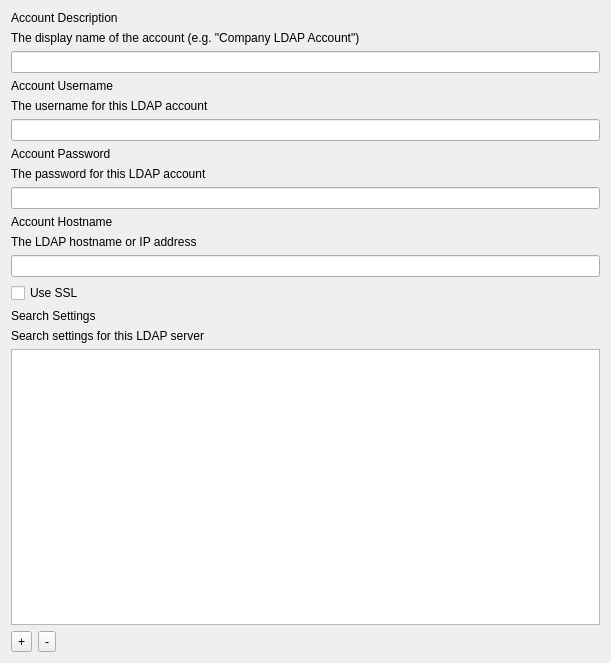
Before: the Qt Designer form FWAdminLib/Configurator/LDAPForm.ui in fw-dev/translations, drawn with Qt 5.
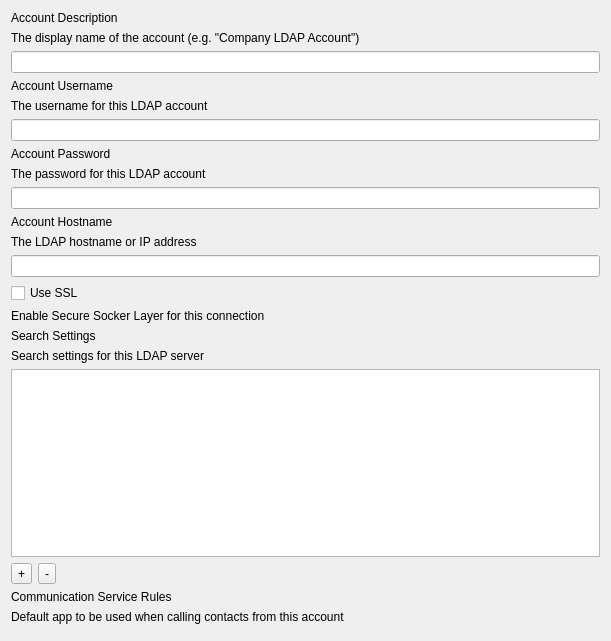
After: the same form once the commit is applied. Custom widgets are drawn as their Qt base class.

The edit to the form file:
```diff
--- a/FWAdminLib/Configurator/LDAPForm.ui
+++ b/FWAdminLib/Configurator/LDAPForm.ui
@@ -7,13 +7,16 @@
     <x>0</x>
     <y>0</y>
     <width>611</width>
-    <height>663</height>
+    <height>641</height>
    </rect>
   </property>
   <property name="windowTitle">
    <string>Form</string>
   </property>
   <layout class="QGridLayout" name="gridLayout">
+   <item row="11" column="0">
+    <widget class="QLineEdit" name="HostnameField"/>
+   </item>
    <item row="0" column="0">
     <widget class="QLabel" name="DescriptionTitle">
      <property name="text">
@@ -21,18 +24,36 @@
      </property>
     </widget>
    </item>
-   <item row="1" column="0">
-    <widget class="QLabel" name="lTipDescription">
-     <property name="text">
-      <string>The display name of the account (e.g. &quot;Company LDAP Account&quot;)</string>
-     </property>
-     <property name="wordWrap">
-      <bool>true</bool>
-     </property>
-    </widget>
-   </item>
-   <item row="2" column="0">
-    <widget class="QLineEdit" name="DescriptionField"/>
+   <item row="17" column="0">
+    <layout class="QHBoxLayout" name="horizontalLayout">
+     <item>
+      <widget class="QToolButton" name="addSearchSetting">
+       <property name="text">
+        <string>+</string>
+       </property>
+      </widget>
+     </item>
+     <item>
+      <widget class="QToolButton" name="removeSearchSetting">
+       <property name="text">
+        <string>-</string>
+       </property>
+      </widget>
+     </item>
+     <item>
+      <spacer name="horizontalSpacer">
+       <property name="orientation">
+        <enum>Qt::Horizontal</enum>
+       </property>
+       <property name="sizeHint" stdset="0">
+        <size>
+         <width>40</width>
+         <height>20</height>
+        </size>
+       </property>
+      </spacer>
+     </item>
+    </layout>
    </item>
    <item row="3" column="0">
     <widget class="QLabel" name="UsernameTitle">
@@ -41,6 +62,20 @@
      </property>
     </widget>
    </item>
+   <item row="15" column="0">
+    <widget class="QLabel" name="lTipSearch">
+     <property name="text">
+      <string>Search settings for this LDAP server</string>
+     </property>
+    </widget>
+   </item>
+   <item row="9" column="0">
+    <widget class="QLabel" name="HostnameTitle">
+     <property name="text">
+      <string>Account Hostname</string>
+     </property>
+    </widget>
+   </item>
    <item row="4" column="0">
     <widget class="QLabel" name="lTipUsername">
      <property name="text">
@@ -51,26 +86,6 @@
      </property>
     </widget>
    </item>
-   <item row="5" column="0">
-    <widget class="QLineEdit" name="UsernameField"/>
-   </item>
-   <item row="6" column="0">
-    <widget class="QLabel" name="PasswordTitle">
-     <property name="text">
-      <string>Account Password</string>
-     </property>
-    </widget>
-   </item>
-   <item row="7" column="0">
-    <widget class="QLabel" name="lTipPassword">
-     <property name="text">
-      <string>The password for this LDAP account</string>
-     </property>
-     <property name="wordWrap">
-      <bool>true</bool>
-     </property>
-    </widget>
-   </item>
    <item row="8" column="0">
     <widget class="QLineEdit" name="PasswordField">
      <property name="echoMode">
@@ -78,12 +93,8 @@
      </property>
     </widget>
    </item>
-   <item row="9" column="0">
-    <widget class="QLabel" name="HostnameTitle">
-     <property name="text">
-      <string>Account Hostname</string>
-     </property>
-    </widget>
+   <item row="16" column="0">
+    <widget class="FWTreeView" name="SearchView"/>
    </item>
    <item row="10" column="0">
     <widget class="QLabel" name="lTipHostname">
@@ -95,8 +106,29 @@
      </property>
     </widget>
    </item>
-   <item row="11" column="0">
-    <widget class="QLineEdit" name="HostnameField"/>
+   <item row="1" column="0">
+    <widget class="QLabel" name="lTipDescription">
+     <property name="text">
+      <string>The display name of the account (e.g. &quot;Company LDAP Account&quot;)</string>
+     </property>
+     <property name="wordWrap">
+      <bool>true</bool>
+     </property>
+    </widget>
+   </item>
+   <item row="14" column="0">
+    <widget class="QLabel" name="SearchTitle">
+     <property name="text">
+      <string>Search Settings</string>
+     </property>
+    </widget>
+   </item>
+   <item row="19" column="0">
+    <widget class="QLabel" name="lTipDefaultApp">
+     <property name="text">
+      <string>Default app to be used when calling contacts from this account</string>
+     </property>
+    </widget>
    </item>
    <item row="12" column="0">
     <widget class="QCheckBox" name="SSLField">
@@ -105,53 +137,45 @@
      </property>
     </widget>
    </item>
+   <item row="6" column="0">
+    <widget class="QLabel" name="PasswordTitle">
+     <property name="text">
+      <string>Account Password</string>
+     </property>
+    </widget>
+   </item>
+   <item row="2" column="0">
+    <widget class="QLineEdit" name="DescriptionField"/>
+   </item>
+   <item row="7" column="0">
+    <widget class="QLabel" name="lTipPassword">
+     <property name="text">
+      <string>The password for this LDAP account</string>
+     </property>
+     <property name="wordWrap">
+      <bool>true</bool>
+     </property>
+    </widget>
+   </item>
+   <item row="5" column="0">
+    <widget class="QLineEdit" name="UsernameField"/>
+   </item>
    <item row="13" column="0">
-    <widget class="QLabel" name="SearchTitle">
+    <widget class="QLabel" name="lTipSSL">
      <property name="text">
-      <string>Search Settings</string>
+      <string>Enable Secure Socker Layer for this connection</string>
      </property>
     </widget>
    </item>
-   <item row="14" column="0">
-    <widget class="QLabel" name="lTipSearch">
+   <item row="18" column="0">
+    <widget class="QLabel" name="labelCommunicationServiceRules">
      <property name="text">
-      <string>Search settings for this LDAP server</string>
+      <string>Communication Service Rules</string>
      </property>
     </widget>
    </item>
-   <item row="15" column="0">
-    <widget class="FWTreeView" name="SearchView"/>
-   </item>
-   <item row="16" column="0">
-    <layout class="QHBoxLayout" name="horizontalLayout">
-     <item>
-      <widget class="QToolButton" name="addSearchSetting">
-       <property name="text">
-        <string>+</string>
-       </property>
-      </widget>
-     </item>
-     <item>
-      <widget class="QToolButton" name="removeSearchSetting">
-       <property name="text">
-        <string>-</string>
-       </property>
-      </widget>
-     </item>
-     <item>
-      <spacer name="horizontalSpacer">
-       <property name="orientation">
-        <enum>Qt::Horizontal</enum>
-       </property>
-       <property name="sizeHint" stdset="0">
-        <size>
-         <width>40</width>
-         <height>20</height>
-        </size>
-       </property>
-      </spacer>
-     </item>
-    </layout>
+   <item row="20" column="0">
+    <widget class="AppPickerWidget" name="widgetCommunicationServiceRules" native="true"/>
    </item>
   </layout>
  </widget>
@@ -161,6 +185,12 @@
    <extends>QTreeView</extends>
    <header>FWAdminLib/views/FWTreeView.h</header>
   </customwidget>
+  <customwidget>
+   <class>AppPickerWidget</class>
+   <extends>QWidget</extends>
+   <header>FWAdminLib/Configurator/AppPickerWidget.h</header>
+   <container>1</container>
+  </customwidget>
  </customwidgets>
  <resources/>
  <connections/>
```
